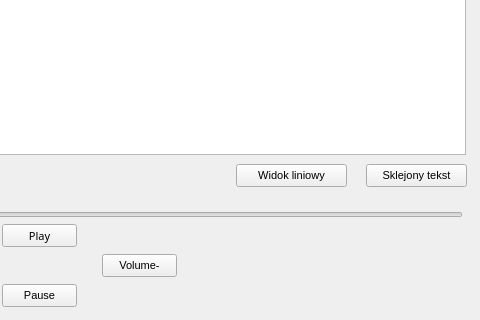
First picture: the form in player.ui, repository klukaasik/kamil_lukasik_thesis, before the edit; both pictures show x 388 to 868 and y 326 to 646 of the 868 by 646 pixel window.
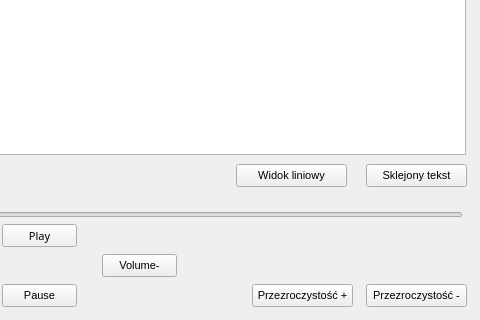
Second picture: the form after the edit.

Patch:
```diff
--- a/player.ui
+++ b/player.ui
@@ -175,6 +175,44 @@
     <string>Sklejony tekst</string>
    </property>
   </widget>
+  <widget class="QPushButton" name="plusButton">
+   <property name="geometry">
+    <rect>
+     <x>640</x>
+     <y>610</y>
+     <width>101</width>
+     <height>23</height>
+    </rect>
+   </property>
+   <property name="font">
+    <font>
+     <family>Microsoft JhengHei UI</family>
+     <pointsize>8</pointsize>
+    </font>
+   </property>
+   <property name="text">
+    <string>Przezroczystość +</string>
+   </property>
+  </widget>
+  <widget class="QPushButton" name="minusButton">
+   <property name="geometry">
+    <rect>
+     <x>754</x>
+     <y>610</y>
+     <width>101</width>
+     <height>23</height>
+    </rect>
+   </property>
+   <property name="font">
+    <font>
+     <family>Microsoft JhengHei UI</family>
+     <pointsize>8</pointsize>
+    </font>
+   </property>
+   <property name="text">
+    <string>Przezroczystość -</string>
+   </property>
+  </widget>
  </widget>
  <resources/>
  <connections/>
```
